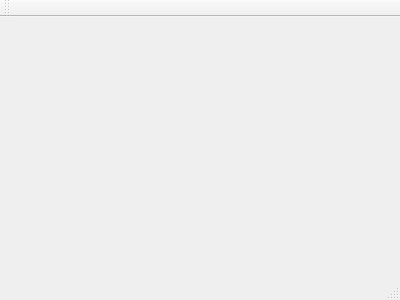
First picture: the form in TrialsEditorTool/trialseditortool.ui, repository Vitist/trials-editor-tool-2, before the edit.
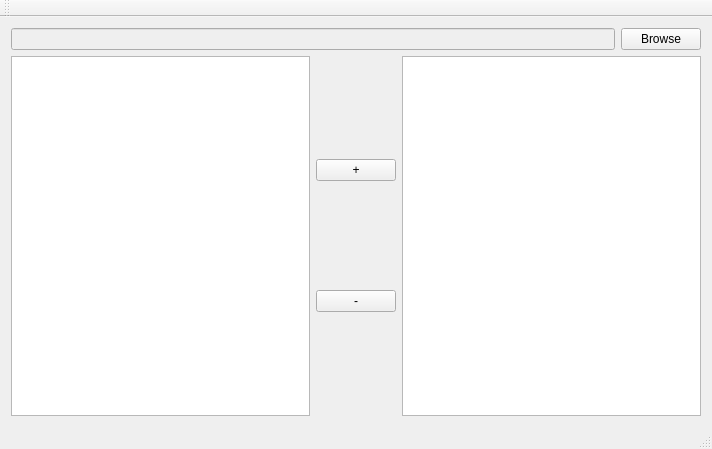
Second picture: the form after the edit.

Commit message: Add basic UI elements

Patch:
```diff
--- a/TrialsEditorTool/trialseditortool.ui
+++ b/TrialsEditorTool/trialseditortool.ui
@@ -1,24 +1,92 @@
 <ui version="4.0">
  <class>TrialsEditorTool</class>
- <widget class="QMainWindow" name="TrialsEditorTool" >
-  <property name="geometry" >
+ <widget class="QMainWindow" name="TrialsEditorTool">
+  <property name="geometry">
    <rect>
     <x>0</x>
     <y>0</y>
-    <width>400</width>
-    <height>300</height>
+    <width>712</width>
+    <height>449</height>
    </rect>
   </property>
   <property name="windowTitle" >
    <string>TrialsEditorTool</string>
   </property>
-  <widget class="QMenuBar" name="menuBar" />
-  <widget class="QToolBar" name="mainToolBar" />
-  <widget class="QWidget" name="centralWidget" />
-  <widget class="QStatusBar" name="statusBar" />
+  <widget class="QWidget" name="centralWidget">
+   <layout class="QVBoxLayout" name="verticalLayout_2">
+    <item>
+     <layout class="QHBoxLayout" name="horizontalLayout">
+      <item>
+       <widget class="QLineEdit" name="selectFolderLineEdit">
+        <property name="enabled">
+         <bool>false</bool>
+        </property>
+       </widget>
+      </item>
+      <item>
+       <widget class="QPushButton" name="browseButton">
+        <property name="text">
+         <string>Browse</string>
+        </property>
+       </widget>
+      </item>
+     </layout>
+    </item>
+    <item>
+     <layout class="QHBoxLayout" name="horizontalLayout_2">
+      <item>
+       <widget class="QListWidget" name="availableTracksList">
+        <property name="sortingEnabled">
+         <bool>true</bool>
+        </property>
+       </widget>
+      </item>
+      <item>
+       <layout class="QVBoxLayout" name="verticalLayout">
+        <item>
+         <widget class="QPushButton" name="addTrackButton">
+          <property name="text">
+           <string>+</string>
+          </property>
+         </widget>
+        </item>
+        <item>
+         <widget class="QPushButton" name="removeTrackButton">
+          <property name="text">
+           <string>-</string>
+          </property>
+         </widget>
+        </item>
+       </layout>
+      </item>
+      <item>
+       <widget class="QListWidget" name="editorTrackList"/>
+      </item>
+     </layout>
+    </item>
+   </layout>
+  </widget>
+  <widget class="QMenuBar" name="menuBar">
+   <property name="geometry">
+    <rect>
+     <x>0</x>
+     <y>0</y>
+     <width>712</width>
+     <height>21</height>
+    </rect>
+   </property>
+  </widget>
+  <widget class="QToolBar" name="mainToolBar">
+   <attribute name="toolBarArea">
+    <enum>TopToolBarArea</enum>
+   </attribute>
+   <attribute name="toolBarBreak">
+    <bool>false</bool>
+   </attribute>
+  </widget>
+  <widget class="QStatusBar" name="statusBar"/>
  </widget>
- <layoutDefault spacing="6" margin="11" />
- <pixmapfunction></pixmapfunction>
+ <layoutdefault spacing="6" margin="11"/>
  <resources/>
  <connections/>
 </ui>
```
Left out of the diff: 3 changed lines with no effect on the pictures. The commit also changes 3 other files.
